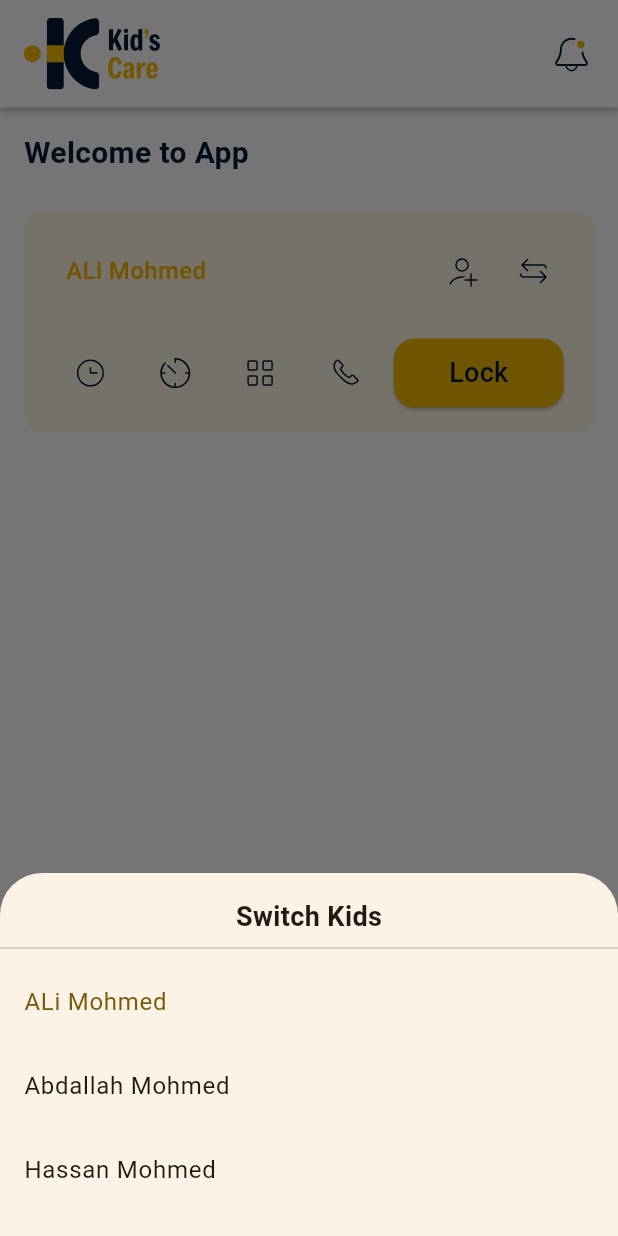
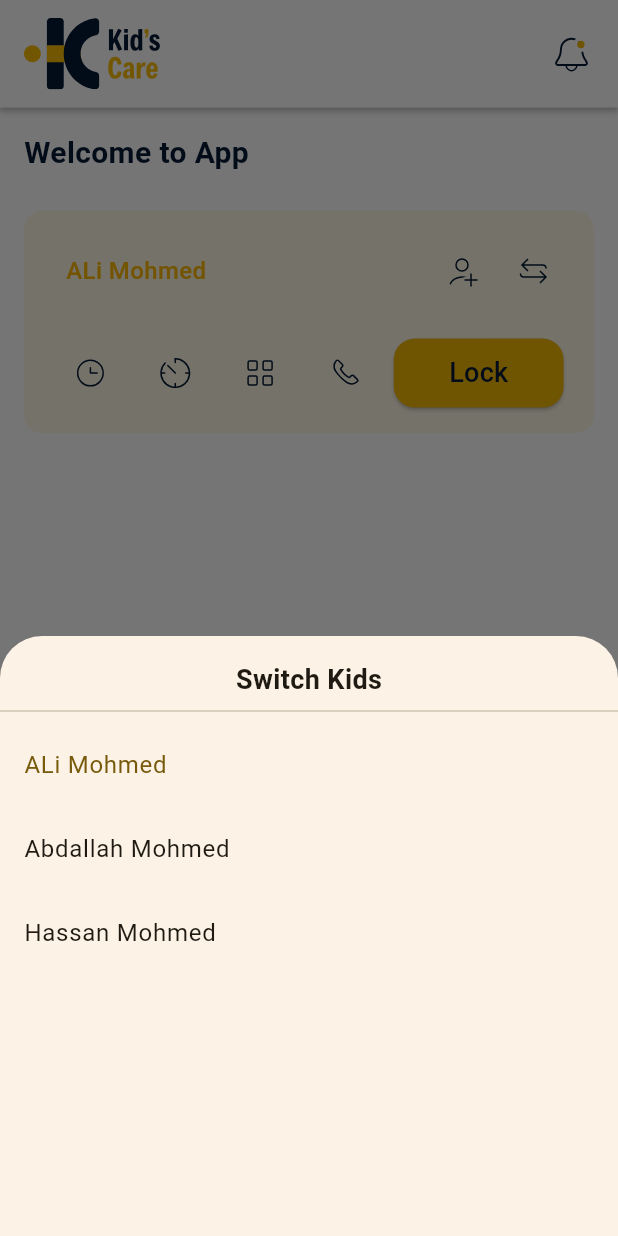
Before and after one commit to abdallahzahran/Kid-sCare_ai, a Flutter app: the HomeTab widget shown alone on an empty page, opened directly, after a tap on an icon or button, on a phone screen of 412 x 824 dp. Run offline on Flutter 3.47's test engine with Material 3 defaults, Android fonts, the phone set to English and light mode, and no system bars; our stand-ins replace bloc, flutter_bloc, flutter_native_splash, flutter_svg, get, shared_preferences; accounts and stored records are empty; network calls fail; Roboto replaces fonts that are missing (Lexend_Deca).

Commit message:
first commit

```diff
--- a/KidsCare/lib/core/services/kids_service.dart
+++ b/KidsCare/lib/core/services/kids_service.dart
@@ -18,4 +18,10 @@ class KidsService {
   void updateKid(int index, Map<String, String> kid) {
     _kids[index] = kid;
   }
+
+  void deleteKid(int index) {
+    if (index >= 0 && index < _kids.length) {
+      _kids.removeAt(index);
+    }
+  }
 }
--- a/KidsCare/lib/features/home/views/home_view.dart
+++ b/KidsCare/lib/features/home/views/home_view.dart
@@ -97,7 +97,6 @@ class _HomeTabState extends State<HomeTab> {
       children: [
         CustomAppBar(),
         Expanded(
-          child: SingleChildScrollView(
           child: Column(
             crossAxisAlignment: CrossAxisAlignment.start,
             children: [
@@ -129,7 +128,6 @@ class _HomeTabState extends State<HomeTab> {
             ],
           ),
         ),
-        ),
       ],
     );
   }
@@ -145,23 +143,37 @@ class SwitchKidSheet extends StatelessWidget {
   final List<Kid> kids;
   final int selected;
   final ValueChanged<int> onSelect;
-  const SwitchKidSheet({super.key, required this.kids, required this.selected, required this.onSelect});
+
+  const SwitchKidSheet({
+    super.key,
+    required this.kids,
+    required this.selected,
+    required this.onSelect,
+  });
 
   @override
   Widget build(BuildContext context) {
-    return Column(
+    return SizedBox(
+      height: 400,
+      child: Column(
         mainAxisSize: MainAxisSize.min,
         children: [
           const SizedBox(height: 16),
           const Text('Switch Kids', style: TextStyle(fontWeight: FontWeight.bold, fontSize: 18)),
           const Divider(),
-        ...List.generate(kids.length, (i) => ListTile(
+          Expanded(
+            child: ListView.builder(
+              itemCount: kids.length,
+              itemBuilder: (context, i) => ListTile(
                 title: Text(kids[i].name),
                 selected: i == selected,
                 onTap: () => onSelect(i),
-        )),
+              ),
+            ),
+          ),
           const SizedBox(height: 16),
         ],
+      ),
     );
   }
 }
--- a/KidsCare/lib/main.dart
+++ b/KidsCare/lib/main.dart
@@ -47,9 +47,9 @@ class KidsCareApp extends StatelessWidget {
         getPages: [
           GetPage(name: '/login', page: () => const LoginView()),
           GetPage(name: '/registerParent', page: () => const RegisterView()),
-          GetPage(name: '/registerKid', page: () => const AddKidSplachView()),
+          GetPage(name: '/registerKid', page: () =>  AddKidSplachView()),
           GetPage(name: '/home', page: () => HomeView()),
-          GetPage(name: '/add_kid', page: () => const AddKidSplachView()),
+          GetPage(name: '/add_kid', page: () =>  AddKidSplachView()),
         ],
       ),
     );
```
Also changed, not shown: KidsCare/lib/features/kid/add_kid_view.dart (+32 -47 lines), KidsCare/lib/features/profile/views/kids_info_view.dart (+53 -4 lines), KidsCare/lib/features/splash/views/add_kid.dart (+12 -5 lines). Lines whose indentation alone changed are shown as unchanged.
